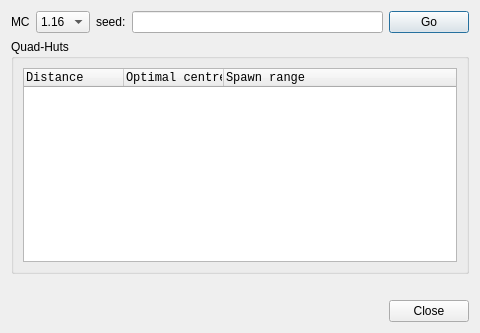
First picture: the form in quadlistdialog.ui, repository Cubitect/cubiomes-viewer, before the edit.
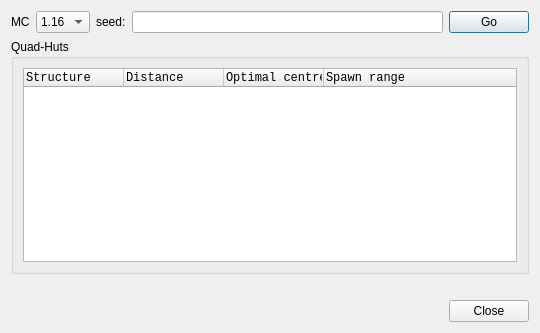
Second picture: the form after the edit. Icons and pictures are not drawn.

Commit message: Made quad-structure scanner also look for quad-monuments.

What changed in the file:
```diff
--- a/quadlistdialog.ui
+++ b/quadlistdialog.ui
@@ -6,7 +6,7 @@
    <rect>
     <x>0</x>
     <y>0</y>
-    <width>480</width>
+    <width>540</width>
     <height>333</height>
    </rect>
   </property>
@@ -48,6 +48,14 @@
         <attribute name="horizontalHeaderStretchLastSection">
          <bool>true</bool>
         </attribute>
+        <column>
+         <property name="text">
+          <string>Structure</string>
+         </property>
+         <property name="textAlignment">
+          <set>AlignLeading|AlignVCenter</set>
+         </property>
+        </column>
         <column>
          <property name="text">
           <string>Distance</string>
```
Left out of the diff: 15 changed lines with no effect on the pictures. The commit also changes 7 other files.
